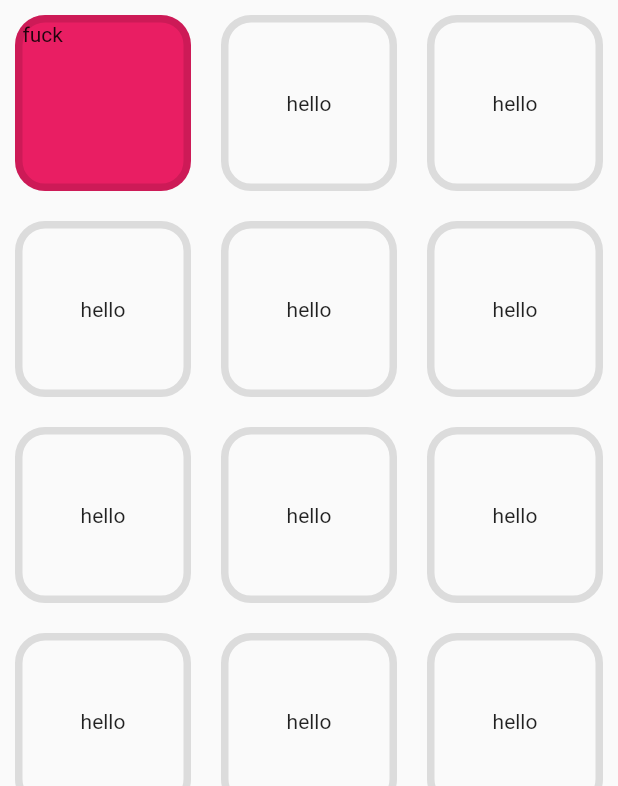
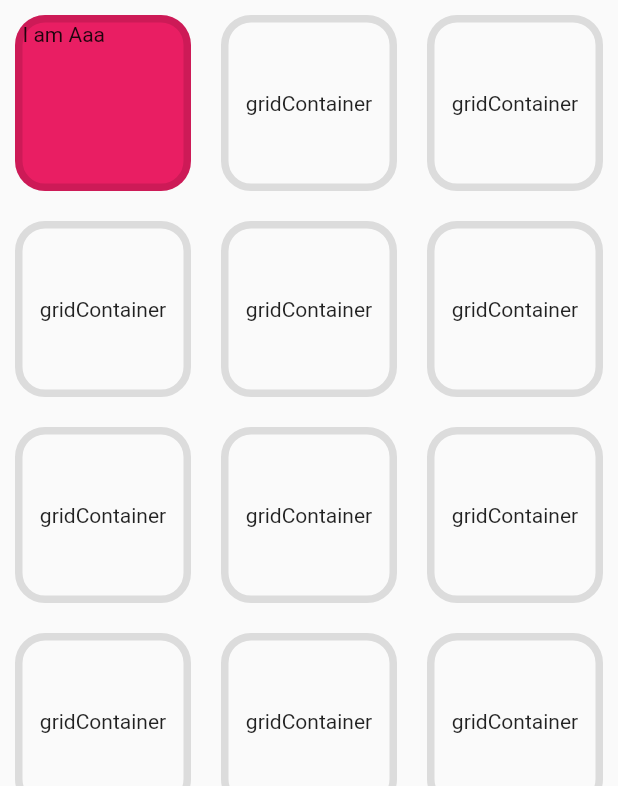
Before and after one commit to Abhishek-kumar09/Segura, a Flutter app: the screen it shows after launch, on a phone screen of 412 x 824 dp, the part 450-1236 px from its top. Run offline on Flutter 3.47's test engine with Material 2 defaults, Android fonts, the light colour scheme and no system bars; our stand-ins replace cloud_firestore, firebase_auth, google_sign_in, modal_progress_hud, rflutter_alert; accounts and stored records are empty; network calls fail.

```diff
--- a/lib/ManagerPage/manager.dart
+++ b/lib/ManagerPage/manager.dart
@@ -49,25 +49,7 @@ class _ManagerPageState extends State<ManagerPage> {
             new GridContainer(),
             new GridContainer(),
             new GridContainer(),
-            new GridContainer(),
-            new GridContainer(),
-            new GridContainer(),
-            new GridContainer(),
-            new GridContainer(),
-            new GridContainer(),
-            new GridContainer(),
-            new GridContainer(),
-            new GridContainer(),
-            new GridContainer(),
-            new GridContainer(),
-            new GridContainer(),
-            new GridContainer(),
-            new GridContainer(),
-            new GridContainer(),
-            new GridContainer(),
-            new GridContainer(),
-            new GridContainer(),
-            new GridContainer(),
+
           ],
         ),
       ),
@@ -85,7 +67,7 @@ class GridContainer extends StatelessWidget {
     return AnimatedContainer(
       duration: Duration(seconds: 2),
       margin: EdgeInsets.all(10),
-      child: RawMaterialButton(onPressed: () {}, child: Text('hello')),
+      child: RawMaterialButton(onPressed: () { }, child: Text('gridContainer')),
       decoration: BoxDecoration(
         borderRadius: BorderRadius.circular(20),
         border: Border.all(
@@ -105,12 +87,13 @@ class Aaa extends StatefulWidget {
 int height = 100;
 
 class _AaaState extends State<Aaa> {
+
   @override
   Widget build(BuildContext context) {
     return AnimatedContainer(
       duration: Duration(seconds: 2),
       margin: EdgeInsets.all(10),
-      child: Text('fuck'),
+      child: Text('I am Aaa'),
       decoration: BoxDecoration(
         color: Colors.pink,
         borderRadius: BorderRadius.circular(20),
```
